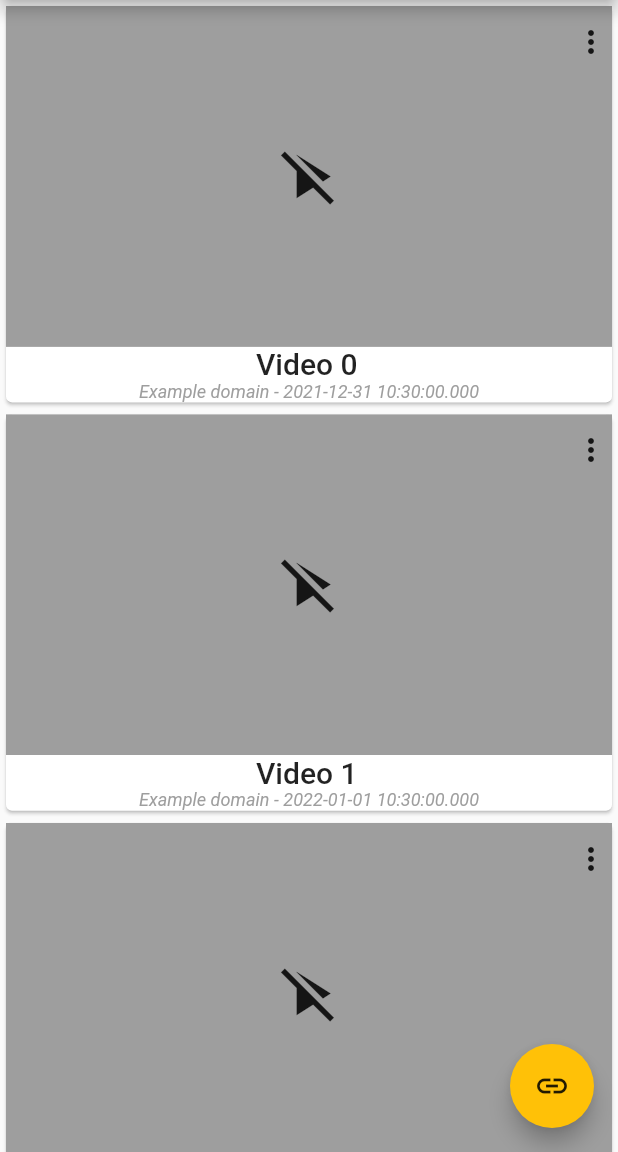
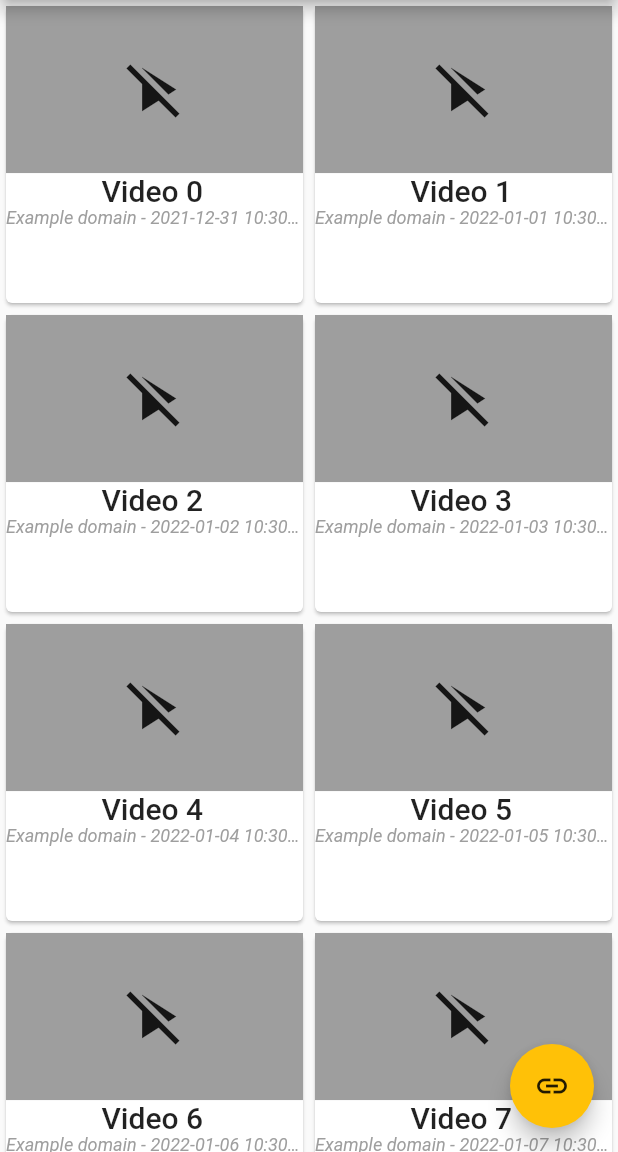
Before and after one commit to solid-titans/youtube_golden, a Flutter app: the screen it shows after launch, on a phone screen of 412 x 824 dp, the part 84-1236 px from its top. Run offline on Flutter 3.47's test engine with Material 2 defaults, Android fonts, the light colour scheme and no system bars.

Commit message:
feat: grid videos

```diff
--- a/lib/main.dart
+++ b/lib/main.dart
@@ -1,5 +1,4 @@
 import 'package:flutter/material.dart';
-import 'package:youtube_golden/screens/videoDetails.dart';
 import 'package:youtube_golden/widgets/videoListWidget.dart';
 
 void main() {
--- a/lib/widgets/videoListWidget.dart
+++ b/lib/widgets/videoListWidget.dart
@@ -11,7 +11,7 @@ class VideoListWidget extends StatefulWidget {
 }
 
 class _VideoListWidgetState extends State<VideoListWidget> {
-  final List<VideoModel> video = List.generate(
+  final List<VideoModel> videoList = List.generate(
       1000,
       (index) => VideoModel(
           id: index,
@@ -22,8 +22,10 @@ class _VideoListWidgetState extends State<VideoListWidget> {
 
   @override
   Widget build(BuildContext context) {
-    return ListView.builder(
-      itemCount: this.video.length,
+    return GridView.builder(
+      gridDelegate:
+          SliverGridDelegateWithFixedCrossAxisCount(crossAxisCount: 2),
+      itemCount: this.videoList.length,
       cacheExtent: 20,
       addAutomaticKeepAlives: false,
       itemBuilder: (context, index) => Container(
@@ -31,34 +33,25 @@ class _VideoListWidgetState extends State<VideoListWidget> {
         child: Card(
           child: Column(
             children: [
-              Stack(
-                children: [
-                  Hero(tag: this.video[index].id, child: ThumbnailWidget()),
-                  Positioned(
-                    right: -10,
-                    child: PopupMenuButton(
-                      icon: Icon(Icons.more_vert),
-                      itemBuilder: (BuildContext context) => [
-                        PopupMenuItem(
-                          child: Text("Details"),
-                          onTap: () =>
-                              showDetails(context, this.video[index].id),
-                        ),
-                        PopupMenuItem(
-                          child: Text("Delete"),
-                          onTap: deleteVideo,
-                        )
-                      ],
-                    ),
-                  )
-                ],
+              InkWell(
+                onTap: () => Navigator.push(
+                  context,
+                  MaterialPageRoute<void>(
+                    builder: (BuildContext context) =>
+                        VideoDetails(video: this.videoList[index]),
+                  ),
+                ),
+                child: Hero(
+                  tag: this.videoList[index].id,
+                  child: ThumbnailWidget(),
+                ),
               ),
               SelectableText(
-                this.video[index].name,
+                this.videoList[index].name,
                 style: Theme.of(context).textTheme.bodyText1,
               ),
               Text(
-                "${this.video[index].domain} - ${this.video[index].creationDate.toLocal()}",
+                "${this.videoList[index].domain} - ${this.videoList[index].creationDate.toLocal()}",
                 overflow: TextOverflow.ellipsis,
                 style: Theme.of(context).textTheme.subtitle1,
               ),
@@ -69,16 +62,6 @@ class _VideoListWidgetState extends State<VideoListWidget> {
     );
   }
 
-  showDetails(context, int videoId) {
-    Navigator.of(context).push(
-      MaterialPageRoute(
-        builder: (BuildContext context) => VideoDetails(
-          videoId: videoId,
-        ),
-      ),
-    );
-  }
-
   deleteVideo() {
     print('deleteVideo');
   }
```
Also changed, not shown: lib/screens/videoDetails.dart (+7 -11 lines).
